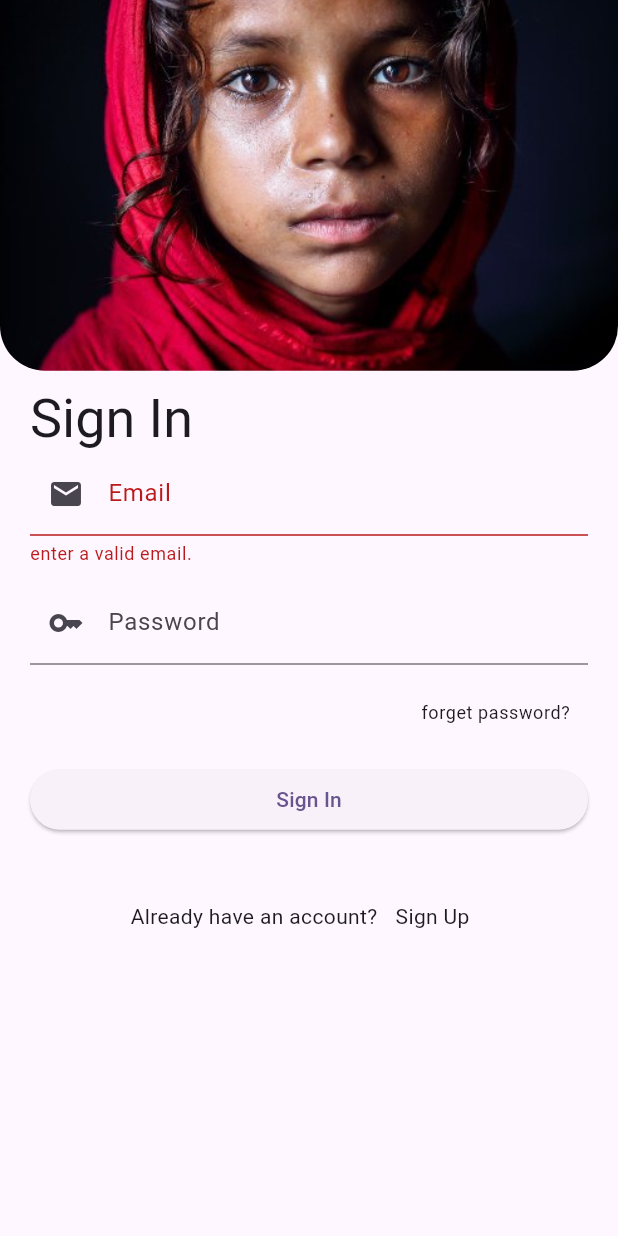
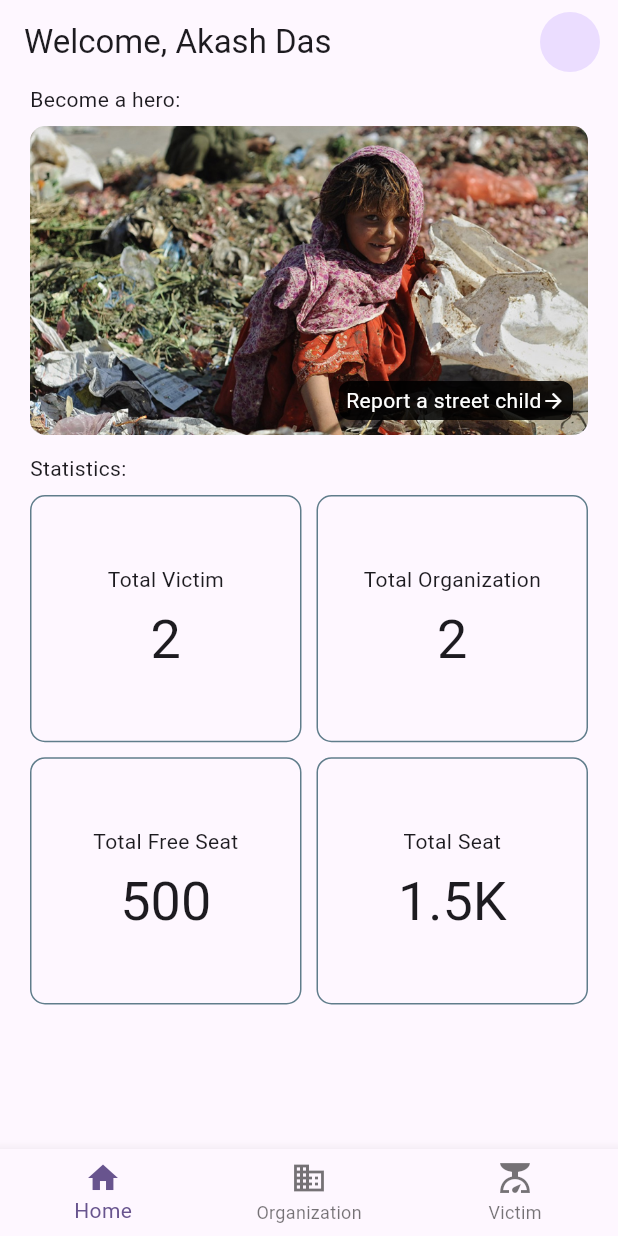
Before and after one commit to dipta-2707/child_future, a Flutter app: the screen it shows after launch, after a tap on "Sign In", on a phone screen of 412 x 824 dp. Run offline on Flutter 3.47's test engine with Material 2 defaults, Android fonts, the light colour scheme and no system bars; our stand-ins replace get; network calls fail.

Commit message:
ui added

```diff
--- /dev/null
+++ b/lib/binding/home_page_binding.dart
@@ -0,0 +1,10 @@
+import 'package:child_future/controller/home_page_controller.dart';
+import 'package:get/get.dart';
+
+class HomePageBinding implements Bindings{
+  @override
+  void dependencies() {
+    Get.lazyPut<HomePageController>(() => HomePageController());
+  }
+
+}
--- /dev/null
+++ b/lib/binding/report_child_binding.dart
@@ -0,0 +1,10 @@
+import 'package:child_future/controller/report_child_controller.dart';
+import 'package:get/get.dart';
+
+class ReportChildBinding implements Bindings{
+  @override
+  void dependencies() {
+   Get.lazyPut(() => ReportChildController());
+  }
+
+}
--- a/lib/config/route_config.dart
+++ b/lib/config/route_config.dart
@@ -1,5 +1,9 @@
+import 'package:child_future/binding/home_page_binding.dart';
+import 'package:child_future/binding/report_child_binding.dart';
 import 'package:child_future/binding/sign_in_page_binding.dart';
 import 'package:child_future/binding/sign_up_page_binding.dart';
+import 'package:child_future/views/home_page.dart';
+import 'package:child_future/views/report_child_page.dart';
 import 'package:child_future/views/sign_in_page.dart';
 import 'package:child_future/views/sign_up_page.dart';
 import 'package:get/get.dart';
@@ -7,6 +11,8 @@ import 'package:get/get.dart';
 class AppRouteConfig{
   static const String signInRoute = '/signInPageRoutePath';
   static const String signUpRoute = '/signUpPageRoutePath';
+  static const String homeRoute = '/homePageRoutePath';
+  static const String reportChildRoute = '/reportChildRoutePage';
   static final getPages= [
     GetPage(name: signInRoute, page: ()=> const SignInPage(),
       binding: SignInPageBinding()
@@ -16,5 +22,14 @@ class AppRouteConfig{
         binding: SignUpPageBinding(),
       transition: Transition.cupertino
     ),
+
+    GetPage(name: homeRoute, page: ()=> const HomePage(),
+        binding:HomePageBinding(),
+        transition: Transition.fadeIn
+    ),
+    GetPage(name: reportChildRoute, page: ()=> const ReportChildPage(),
+        binding:ReportChildBinding(),
+        transition: Transition.fadeIn
+    ),
   ];
 }
--- /dev/null
+++ b/lib/controller/home_page_controller.dart
@@ -0,0 +1,24 @@
+
+
+import 'package:child_future/config/route_config.dart';
+import 'package:child_future/views/home_view.dart';
+import 'package:flutter/cupertino.dart';
+import 'package:get/get.dart';
+
+import '../views/organization_view.dart';
+import '../views/victim_view.dart';
+
+class HomePageController extends GetxController{
+    final  indexPages = [
+      homeView(),
+      OrganizationView(),
+      VictimView(),
+    ];
+
+    RxInt selectedIndex = 0.obs;
+    void onPageTap(int value){
+      selectedIndex.value = value;
+    }
+
+    void gotoReportChild()=>Get.toNamed(AppRouteConfig.reportChildRoute);
+}
--- /dev/null
+++ b/lib/controller/report_child_controller.dart
@@ -0,0 +1,5 @@
+import 'package:get/get.dart';
+
+class ReportChildController extends GetxController{
+
+}
--- a/lib/controller/sign_in_controller.dart
+++ b/lib/controller/sign_in_controller.dart
@@ -6,12 +6,9 @@ class SignInPageController extends GetxController{
     TextEditingController emailController = TextEditingController();
     TextEditingController passwordController = TextEditingController();
 
-    final formKey = GlobalKey<FormState>();
 
     void signIn(){
-        if(formKey.currentState!.validate()){
-
-        }
+        Get.offAndToNamed(AppRouteConfig.homeRoute);
     }
 
     void gotoForgetPassword(){
--- /dev/null
+++ b/lib/views/home_page.dart
@@ -0,0 +1,50 @@
+import 'package:child_future/controller/home_page_controller.dart';
+import 'package:flutter/material.dart';
+import 'package:get/get.dart';
+
+class HomePage extends GetView<HomePageController> {
+  const HomePage({super.key});
+
+  @override
+  Widget build(BuildContext context) {
+    return Scaffold(
+      appBar: AppBar(
+        title: Text('Welcome, Akash Das'),
+        actions: const [
+          Padding(
+            padding: EdgeInsets.only(right: 12.0),
+            child: CircleAvatar(
+
+            ),
+          )
+        ],
+      ),
+
+      body: Obx(
+
+          ()=> controller.indexPages[controller.selectedIndex.value]),
+      bottomNavigationBar: Obx(
+        ()=> BottomNavigationBar(
+          items: const <BottomNavigationBarItem>[
+            BottomNavigationBarItem(
+              icon: Icon(Icons.home),
+              label: 'Home',
+            ),
+            BottomNavigationBarItem(
+              icon: Icon(Icons.business),
+              label: 'Organization',
+            ),
+            BottomNavigationBarItem(
+              icon: Icon(Icons.scale),
+              label: 'Victim',
+            ),
+          ],
+          currentIndex: controller.selectedIndex.value,
+          onTap: (value) {
+              controller.onPageTap(value);
+          },
+        ),
+      ),
+    );
+  }
+}
--- /dev/null
+++ b/lib/views/home_view.dart
@@ -0,0 +1,98 @@
+import 'package:child_future/config/route_config.dart';
+import 'package:child_future/controller/home_page_controller.dart';
+import 'package:flutter/material.dart';
+import 'package:get/get.dart';
+
+class homeView extends StatelessWidget {
+  const homeView({super.key,});
+
+  @override
+  Widget build(BuildContext context) {
+    return Padding(
+      padding: const EdgeInsets.symmetric(horizontal: 20.0),
+      child: ListView(
+        physics: const BouncingScrollPhysics(),
+        children: [
+          Text('Become a hero:'),
+          SizedBox(height: 8.0,),
+          // report child
+          InkWell(
+            onTap: (){
+              Get.toNamed(AppRouteConfig.reportChildRoute);
+            },
+            child: ClipRRect(
+              borderRadius: BorderRadius.circular(10.0),
+              child: Stack(
+                children: [
+                  Image.asset('assets/child00.jpg',width: Get.width,
+                    height: Get.height * 0.25,
+                    fit: BoxFit.cover,
+                  ),
+                  Positioned(
+                    bottom: 10,
+                    right: 10,
+                    child: Container(
+                      padding: const EdgeInsets.symmetric(horizontal: 5.0,vertical: 3.0),
+                      decoration: BoxDecoration(
+                        color: Colors.black87,
+                        borderRadius: BorderRadius.circular(8.0)
+                      ),
+                      child: Row(
+                        children: [
+                          const Text('Report a street child', style: TextStyle(color: Colors.white),),
+                          Icon(Icons.arrow_forward_outlined,color: Colors.white,size: 16,),
+                        ],
+                      ),
+                    ),
+                  )
+                ],
+              ),
+            ),
+          ),
+          SizedBox(height:12.0,),
+          const Text('Statistics:'),
+          SizedBox(height: 8.0,),
+          Row(
+            children: [
+              Expanded(child: _statWidget(title: 'Total Victim',value: '2')),
+              SizedBox(width: 10.0,),
+              Expanded(child: _statWidget(title: 'Total Organization', value: '2'))
+
+            ],
+          ),
+          SizedBox(height: 10.0,),
+          Row(
+            children: [
+              Expanded(child: _statWidget(title: 'Total Free Seat',value: '500')),
+              SizedBox(width: 10.0,),
+              Expanded(child: _statWidget(title: 'Total Seat', value: '1.5K'))
+
+            ],
+          )
+        ],
+      ),
+    );
+  }
+
+  Widget _statWidget({required String title, required String value}){
+    return Container(
+      padding: EdgeInsets.all(10.0),
+      height: Get.height*0.2,
+      decoration: BoxDecoration(
+        borderRadius: BorderRadius.circular(10.0),
+        border: Border.all(
+          color: Colors.blueGrey
+        )
+      ),
+      child: Column(
+        mainAxisAlignment: MainAxisAlignment.center,
+        crossAxisAlignment: CrossAxisAlignment.center,
+        children: [
+          Text(title),
+          const SizedBox(height: 8.0,),
+          Text(value, style: Get.textTheme.displaySmall,),
+        ],
+      ),
+    );
+  }
+}
--- a/lib/views/sign_in_page.dart
+++ b/lib/views/sign_in_page.dart
@@ -8,9 +8,7 @@ class SignInPage extends GetView<SignInPageController> {
   @override
   Widget build(BuildContext context) {
     return Scaffold(
-      body: SafeArea(child: Form(
-        key: controller.formKey,
-        child: ListView(
+      body: SafeArea(child: ListView(
         children: [
           ClipRRect(
             borderRadius: const BorderRadius.only(
@@ -33,14 +31,7 @@ class SignInPage extends GetView<SignInPageController> {
             padding: const EdgeInsets.symmetric(horizontal: 20.0),
             child: TextFormField(
               controller: controller.emailController,
-                validator: (value) {
 
-                    if(value == null || value.isEmpty || !value.contains('@')){
-                      return 'enter a valid email.';
-                    }
-
-                  return null;
-                },
               decoration: const InputDecoration(
                 labelText: 'Email',
                 prefixIcon: Icon(Icons.email)
@@ -81,7 +72,7 @@ class SignInPage extends GetView<SignInPageController> {
           Row(
             mainAxisAlignment: MainAxisAlignment.center,
             children: [
-                const Text('Already have an account?'),
+              const Text('Do not have an account?'),
               TextButton(onPressed: (){
                 controller.gotoSignUp();
               },
@@ -89,7 +80,6 @@ class SignInPage extends GetView<SignInPageController> {
             ],
           )
         ],
-        ),
       )),
     );
   }
--- a/lib/views/sign_up_page.dart
+++ b/lib/views/sign_up_page.dart
@@ -8,7 +8,7 @@ class SignUpPage extends GetView<SignUpPageController> {
   @override
   Widget build(BuildContext context) {
     return Scaffold(
-      body: SafeArea(child: Form(child: ListView(
+      body: SafeArea(child: ListView(
         children: [
       ClipRRect(
         borderRadius: const BorderRadius.only(
@@ -30,14 +30,7 @@ class SignUpPage extends GetView<SignUpPageController> {
         padding: const EdgeInsets.symmetric(horizontal: 20.0),
         child: TextFormField(
           controller: controller.userNameController,
-              validator: (value) {
 
-                if(value == null || value.isEmpty ){
-                  return 'enter your Name.';
-                }
-
-                return null;
-              },
           decoration: const InputDecoration(
               labelText: 'Name',
               prefixIcon: Icon(Icons.person)
@@ -50,14 +43,7 @@ class SignUpPage extends GetView<SignUpPageController> {
         padding: const EdgeInsets.symmetric(horizontal: 20.0),
         child: TextFormField(
           controller: controller.emailController,
-              validator: (value) {
 
-                if(value == null || value.isEmpty || !value.contains('@')){
-                  return 'enter a valid email.';
-                }
-
-                return null;
-              },
           decoration: const InputDecoration(
               labelText: 'Email',
               prefixIcon: Icon(Icons.email)
@@ -77,9 +63,27 @@ class SignUpPage extends GetView<SignUpPageController> {
           ),
         ),
       ),
-          const SizedBox(height: 8.0,),
+      const SizedBox(height: 10.0,),
+      Padding(
+        padding: const EdgeInsets.symmetric(horizontal: 20.0),
+        child: ElevatedButton(onPressed: (){
+          controller.signUp();
+        },
+            child: const Text('Sign Up')),
+      ),
+      const SizedBox(height: 30.0,),
+      Row(
+        mainAxisAlignment: MainAxisAlignment.center,
+        children: [
+          const Text('Already have an account?'),
+          TextButton(onPressed: (){
+            controller.gotoSignIn();
+          },
+              child: Text('Sign In',style: Get.textTheme.bodyMedium, ))
         ],
-      ))),
+      )
+        ],
+      )),
     );
   }
 }
```
Also changed, not shown: lib/controller/sign_up_controller.dart (+8 -1 lines), lib/views/organization_view.dart (added, +43 -0 lines), lib/views/report_child_page.dart (added, +51 -0 lines), lib/views/victim_view.dart (added, +41 -0 lines). Lines whose indentation alone changed are shown as unchanged.
